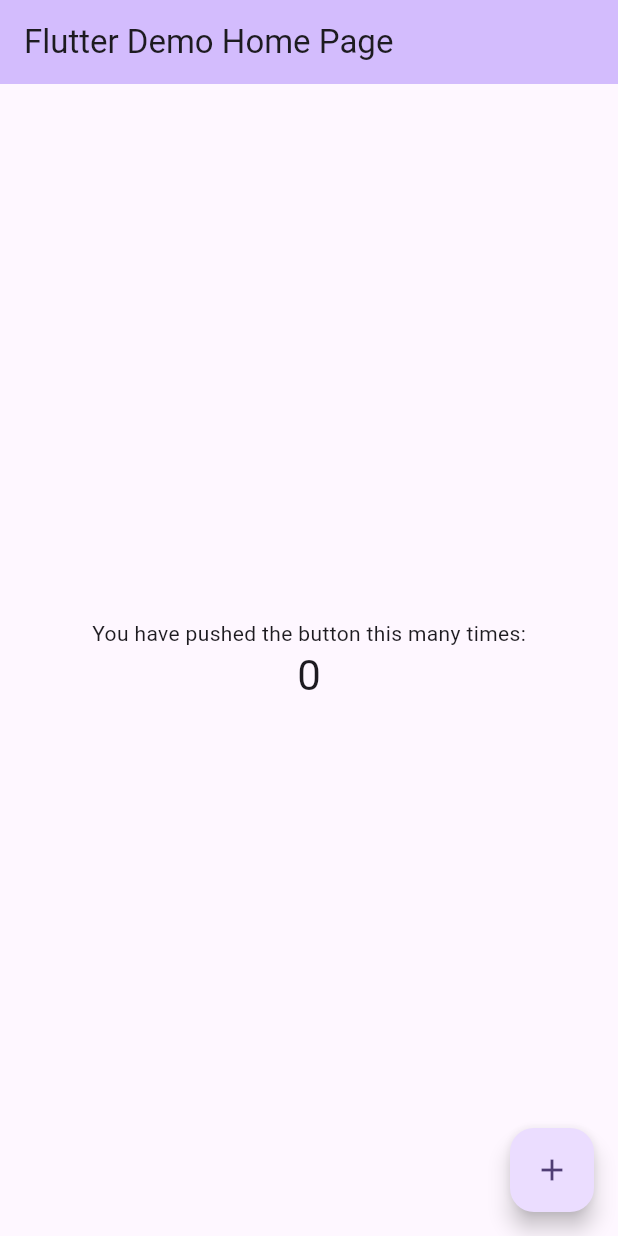
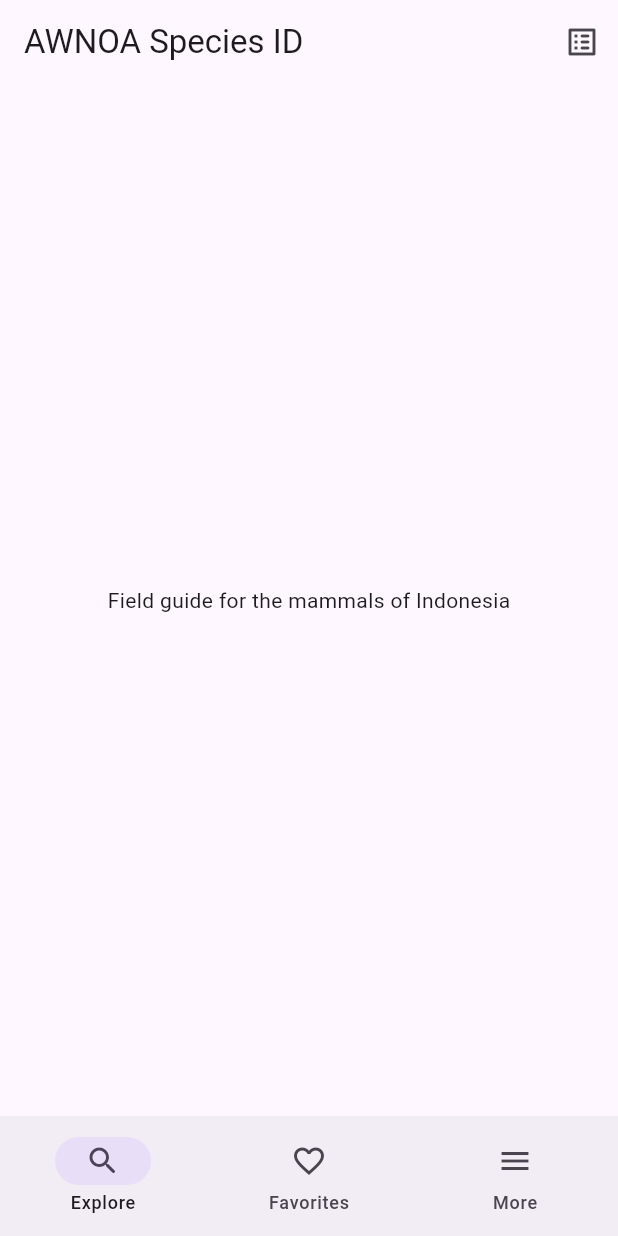
Before and after one commit to hhandika/awnoa, a Flutter app: the screen it shows after launch, on a phone screen of 412 x 824 dp. Run offline on Flutter 3.47's test engine with Material 3 defaults, Android fonts, the phone set to English and light mode, and no system bars.

Commit message:
Add skeletons.

```diff
--- /dev/null
+++ b/lib/home.dart
@@ -0,0 +1,86 @@
+import 'package:flutter/material.dart';
+
+class HomeScreen extends StatefulWidget {
+  const HomeScreen({super.key});
+
+  @override
+  State<HomeScreen> createState() => _HomeScreenState();
+}
+
+class _HomeScreenState extends State<HomeScreen> {
+  bool isListView = true;
+
+  @override
+  Widget build(BuildContext context) {
+    return Scaffold(
+        appBar: AppBar(
+          title: const Text('AWNOA Species ID'),
+          actions: [
+            IconButton(
+              onPressed: () {
+                setState(() {
+                  isListView = !isListView;
+                });
+              },
+              icon: isListView
+                  ? const Icon(Icons.list_alt_rounded)
+                  : const Icon(Icons.grid_view_rounded),
+            ),
+          ],
+          automaticallyImplyLeading: false,
+        ),
+        body: const Center(
+          child: Text('Field guide for the mammals of Indonesia'),
+        ),
+        bottomNavigationBar: NavigationBar(
+          selectedIndex: 0,
+          destinations: const [
+            NavigationDestination(
+              selectedIcon: Icon(Icons.search_rounded),
+              icon: Icon(Icons.search_outlined),
+              label: 'Explore',
+            ),
+            NavigationDestination(
+              selectedIcon: Icon(Icons.favorite_rounded),
+              icon: Icon(Icons.favorite_outline),
+              label: 'Favorites',
+            ),
+            NavigationDestination(
+              selectedIcon: Icon(Icons.menu_rounded),
+              icon: Icon(Icons.menu_outlined),
+              label: 'More',
+            ),
+          ],
+          onDestinationSelected: (index) {
+            setState(() {
+              switch (index) {
+                case 0:
+                  Navigator.push(
+                      context,
+                      MaterialPageRoute(
+                          builder: (context) => const HomeScreen()));
+                  break;
+                case 1:
+                  Navigator.push(
+                      context,
+                      MaterialPageRoute(
+                          builder: (context) => const HomeScreen()));
+                  break;
+                case 2:
+                  Navigator.push(
+                      context,
+                      MaterialPageRoute(
+                          builder: (context) => const HomeScreen()));
+                  break;
+                case 3:
+                  Navigator.push(
+                      context,
+                      MaterialPageRoute(
+                          builder: (context) => const HomeScreen()));
+                  break;
+              }
+            });
+          },
+        ));
+  }
+}
--- a/lib/main.dart
+++ b/lib/main.dart
@@ -1,125 +1,24 @@
+import 'package:awnoa/home.dart';
 import 'package:flutter/material.dart';
 
 void main() {
-  runApp(const MyApp());
+  runApp(const AwnoaApp());
 }
 
-class MyApp extends StatelessWidget {
-  const MyApp({super.key});
+class AwnoaApp extends StatelessWidget {
+  const AwnoaApp({super.key});
 
   // This widget is the root of your application.
   @override
   Widget build(BuildContext context) {
     return MaterialApp(
-      title: 'Flutter Demo',
+      title: 'AWNOA',
+      debugShowCheckedModeBanner: false,
       theme: ThemeData(
-        // This is the theme of your application.
-        //
-        // TRY THIS: Try running your application with "flutter run". You'll see
-        // the application has a purple toolbar. Then, without quitting the app,
-        // try changing the seedColor in the colorScheme below to Colors.green
-        // and then invoke "hot reload" (save your changes or press the "hot
-        // reload" button in a Flutter-supported IDE, or press "r" if you used
-        // the command line to start the app).
-        //
-        // Notice that the counter didn't reset back to zero; the application
-        // state is not lost during the reload. To reset the state, use hot
-        // restart instead.
-        //
-        // This works for code too, not just values: Most code changes can be
-        // tested with just a hot reload.
         colorScheme: ColorScheme.fromSeed(seedColor: Colors.deepPurple),
         useMaterial3: true,
       ),
-      home: const MyHomePage(title: 'Flutter Demo Home Page'),
+      home: const HomeScreen(),
     );
   }
 }
-
-class MyHomePage extends StatefulWidget {
-  const MyHomePage({super.key, required this.title});
-
-  // This widget is the home page of your application. It is stateful, meaning
-  // that it has a State object (defined below) that contains fields that affect
-  // how it looks.
-
-  // This class is the configuration for the state. It holds the values (in this
-  // case the title) provided by the parent (in this case the App widget) and
-  // used by the build method of the State. Fields in a Widget subclass are
-  // always marked "final".
-
-  final String title;
-
-  @override
-  State<MyHomePage> createState() => _MyHomePageState();
-}
-
-class _MyHomePageState extends State<MyHomePage> {
-  int _counter = 0;
-
-  void _incrementCounter() {
-    setState(() {
-      // This call to setState tells the Flutter framework that something has
-      // changed in this State, which causes it to rerun the build method below
-      // so that the display can reflect the updated values. If we changed
-      // _counter without calling setState(), then the build method would not be
-      // called again, and so nothing would appear to happen.
-      _counter++;
-    });
-  }
-
-  @override
-  Widget build(BuildContext context) {
-    // This method is rerun every time setState is called, for instance as done
-    // by the _incrementCounter method above.
-    //
-    // The Flutter framework has been optimized to make rerunning build methods
-    // fast, so that you can just rebuild anything that needs updating rather
-    // than having to individually change instances of widgets.
-    return Scaffold(
-      appBar: AppBar(
-        // TRY THIS: Try changing the color here to a specific color (to
-        // Colors.amber, perhaps?) and trigger a hot reload to see the AppBar
-        // change color while the other colors stay the same.
-        backgroundColor: Theme.of(context).colorScheme.inversePrimary,
-        // Here we take the value from the MyHomePage object that was created by
-        // the App.build method, and use it to set our appbar title.
-        title: Text(widget.title),
-      ),
-      body: Center(
-        // Center is a layout widget. It takes a single child and positions it
-        // in the middle of the parent.
-        child: Column(
-          // Column is also a layout widget. It takes a list of children and
-          // arranges them vertically. By default, it sizes itself to fit its
-          // children horizontally, and tries to be as tall as its parent.
-          //
-          // Column has various properties to control how it sizes itself and
-          // how it positions its children. Here we use mainAxisAlignment to
-          // center the children vertically; the main axis here is the vertical
-          // axis because Columns are vertical (the cross axis would be
-          // horizontal).
-          //
-          // TRY THIS: Invoke "debug painting" (choose the "Toggle Debug Paint"
-          // action in the IDE, or press "p" in the console), to see the
-          // wireframe for each widget.
-          mainAxisAlignment: MainAxisAlignment.center,
-          children: <Widget>[
-            const Text(
-              'You have pushed the button this many times:',
-            ),
-            Text(
-              '$_counter',
-              style: Theme.of(context).textTheme.headlineMedium,
-            ),
-          ],
-        ),
-      ),
-      floatingActionButton: FloatingActionButton(
-        onPressed: _incrementCounter,
-        tooltip: 'Increment',
-        child: const Icon(Icons.add),
-      ), // This trailing comma makes auto-formatting nicer for build methods.
-    );
-  }
-}
```
Also changed, not shown: lib/settings.dart (added, +22 -0 lines), 2 other files.
